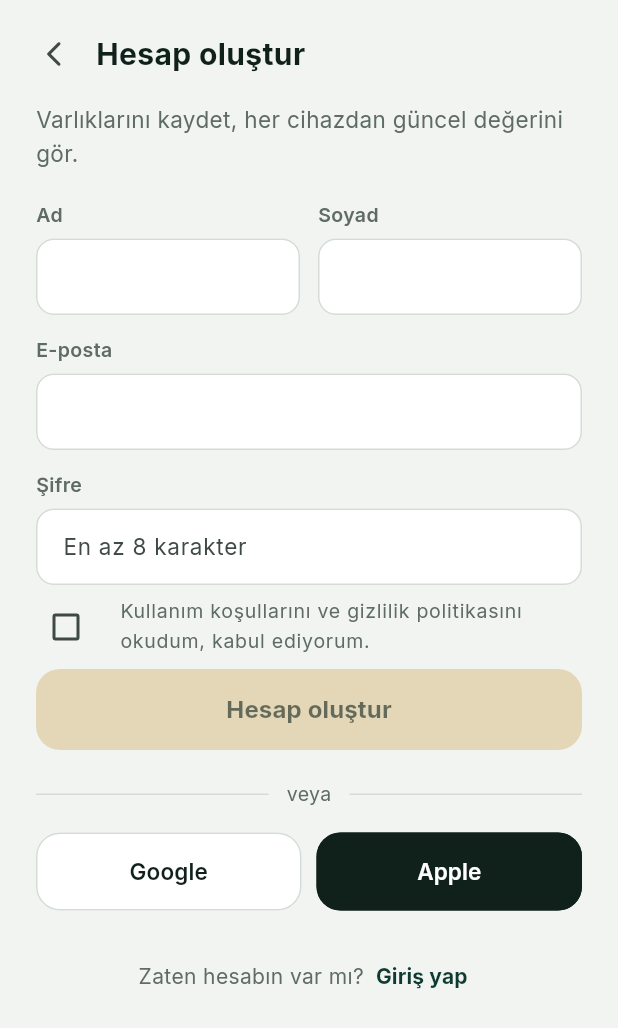
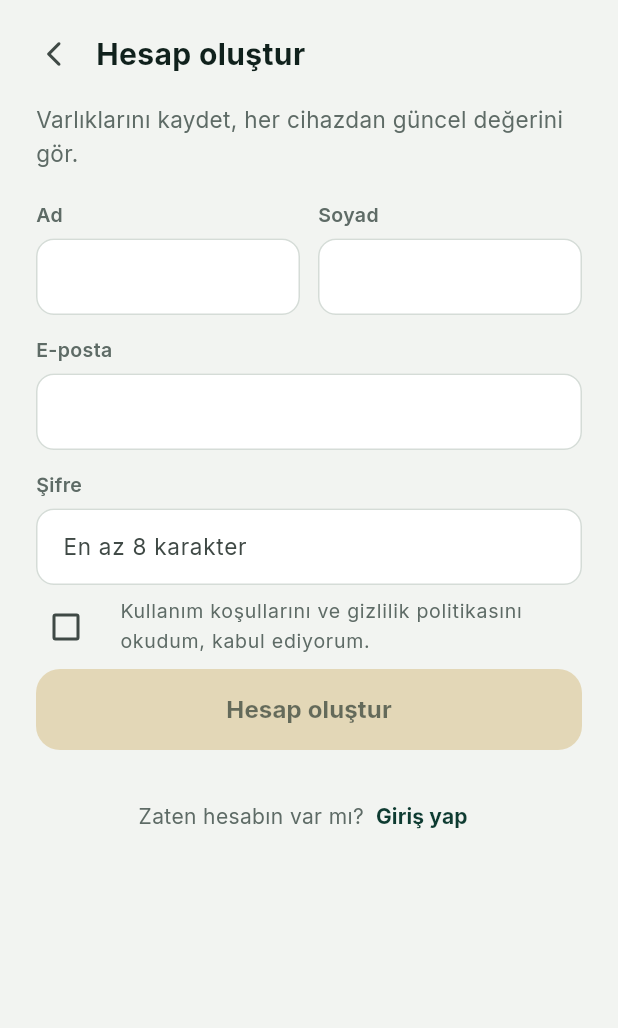
Before and after one commit to ismaildraco1/C-zdan, a Flutter app: the screen it shows after launch, after a tap on "Giriş yap", after a tap on "Kayıt ol", on a phone screen of 412 x 824 dp. Shown: the top 1028 px of the screen. Run offline on Flutter 3.47's test engine with Material 3 defaults, Android fonts, the phone set to English and light mode, and no system bars; our stand-ins replace google_fonts, material_ui, shared_preferences, socket_io_client, supabase_flutter; accounts and stored records are empty.

Commit message:
refactor: Google ve Apple girişini kaldır
Kullanıcı sosyal girişi yapmamaya karar verdi. Düğmeler, "veya" ayırıcısı,
AuthRepository/AuthController yöntemleri ve ilgili testler kaldırıldı.
Giriş yalnızca e-posta/şifre.

Co-Authored-By: Claude Sonnet 5.5 <noreply@anthropic.com>
Claude-Session: https://claude.ai/code/session_01Hwu8iX5pnUkqyg6zb48xNP

```diff
--- a/lib/data/supabase/supabase_auth_repository.dart
+++ b/lib/data/supabase/supabase_auth_repository.dart
@@ -6,7 +6,7 @@ import '../auth_repository.dart';
 import 'error_messages.dart';
 
 /// Supabase Auth ile e-posta/şifre girişi. Ad, soyad ve telefon kullanıcının
-/// `user_metadata` alanında tutulur. Google ve Apple bu sürümde kapalıdır.
+/// `user_metadata` alanında tutulur.
 class SupabaseAuthRepository implements AuthRepository {
   SupabaseAuthRepository(
     this._client, {
@@ -89,17 +89,6 @@ class SupabaseAuthRepository implements AuthRepository {
   }
 
   @override
-  bool get supportsSocialLogin => false;
-
-  @override
-  Future<UserProfile> signInWithGoogle() async =>
-      throw const AuthException('Google ile giriş yakında gelecek.');
-
-  @override
-  Future<UserProfile> signInWithApple() async =>
-      throw const AuthException('Apple ile giriş yakında gelecek.');
-
-  @override
   Future<void> sendPasswordReset(String email) => _guard(
     () => _auth.resetPasswordForEmail(email.trim(), redirectTo: redirectTo),
   );
--- a/lib/state/auth_controller.dart
+++ b/lib/state/auth_controller.dart
@@ -31,9 +31,6 @@ class AuthController extends ChangeNotifier {
   UserProfile? get user => _user;
   String? get error => _error;
   bool get busy => _busy;
-
-  /// Google ve Apple düğmeleri çalışıyor mu?
-  bool get supportsSocialLogin => _repo.supportsSocialLogin;
 
   /// Şifre yenileme bağlantısıyla oturum açıldı; yeni şifre belirlenene kadar
   /// ana ekran açılmaz.
@@ -96,9 +93,6 @@ class AuthController extends ChangeNotifier {
       _end();
     }
   }
-
-  Future<bool> google() => _run(_repo.signInWithGoogle);
-  Future<bool> apple() => _run(_repo.signInWithApple);
 
   Future<bool> sendReset(String email) async {
     _begin();
--- a/lib/ui/auth/giris.dart
+++ b/lib/ui/auth/giris.dart
@@ -121,32 +121,6 @@ class _GirisScreenState extends State<GirisScreen> {
                 label: 'Giriş yap',
                 onPressed: auth.busy ? null : _submit,
               ),
-              const SizedBox(height: 22),
-              const _OrDivider(),
-              const SizedBox(height: 18),
-              SocialButton(
-                label: 'Google ile devam et',
-                onTap: (auth.busy || !auth.supportsSocialLogin)
-                    ? null
-                    : () => auth.google(),
-              ),
-              const SizedBox(height: 10),
-              SocialButton(
-                label: 'Apple ile devam et',
-                dark: true,
-                onTap: (auth.busy || !auth.supportsSocialLogin)
-                    ? null
-                    : () => auth.apple(),
-              ),
-              if (!auth.supportsSocialLogin)
-                const Padding(
-                  padding: EdgeInsets.only(top: 10),
-                  child: Text(
-                    'Google ve Apple ile giriş yakında.',
-                    textAlign: TextAlign.center,
-                    style: TextStyle(fontSize: 13, color: AppColors.muted),
-                  ),
-                ),
               const SizedBox(height: 28),
               Wrap(
                 alignment: WrapAlignment.center,
@@ -169,25 +143,3 @@ class _GirisScreenState extends State<GirisScreen> {
     );
   }
 }
-
-class _OrDivider extends StatelessWidget {
-  const _OrDivider();
-
-  @override
-  Widget build(BuildContext context) {
-    const line = Expanded(child: Divider(color: Color(0xFFD5DCD7), height: 1));
-    return const Row(
-      children: [
-        line,
-        Padding(
-          padding: EdgeInsets.symmetric(horizontal: 12),
-          child: Text(
-            'veya',
-            style: TextStyle(fontSize: 13, color: AppColors.muted),
-          ),
-        ),
-        line,
-      ],
-    );
-  }
-}
--- a/lib/ui/auth/kayit.dart
+++ b/lib/ui/auth/kayit.dart
@@ -59,18 +59,6 @@ class _KayitScreenState extends State<KayitScreen> {
       // Hata değil: hesap açıldı, e-posta doğrulaması bekleniyor.
       auth.clearConfirmation();
       Navigator.of(context).pushNamed('/dogrulama', arguments: pending);
-    } else {
-      setState(() => _authError = auth.error);
-    }
-  }
-
-  Future<void> _social(Future<bool> Function() action) async {
-    final auth = context.read<AuthController>();
-    setState(() => _authError = null);
-    final ok = await action();
-    if (!mounted) return;
-    if (ok) {
-      popToRoot(context);
     } else {
       setState(() => _authError = auth.error);
     }
@@ -186,62 +174,6 @@ class _KayitScreenState extends State<KayitScreen> {
                       onPressed: (_accepted && !auth.busy) ? _submit : null,
                     ),
                     const SizedBox(height: 20),
-                    Row(
-                      children: [
-                        const Expanded(
-                          child: Divider(color: Color(0xFFD5DCD7), height: 1),
-                        ),
-                        const Padding(
-                          padding: EdgeInsets.symmetric(horizontal: 12),
-                          child: Text(
-                            'veya',
-                            style: TextStyle(
-                              fontSize: 13,
-                              color: AppColors.muted,
-                            ),
-                          ),
-                        ),
-                        const Expanded(
-                          child: Divider(color: Color(0xFFD5DCD7), height: 1),
-                        ),
-                      ],
-                    ),
-                    const SizedBox(height: 16),
-                    Row(
-                      children: [
-                        Expanded(
-                          child: SocialButton(
-                            label: 'Google',
-                            onTap: (auth.busy || !auth.supportsSocialLogin)
-                                ? null
-                                : () => _social(auth.google),
-                          ),
-                        ),
-                        const SizedBox(width: 10),
-                        Expanded(
-                          child: SocialButton(
-                            label: 'Apple',
-                            dark: true,
-                            onTap: (auth.busy || !auth.supportsSocialLogin)
-                                ? null
-                                : () => _social(auth.apple),
-                          ),
-                        ),
-                      ],
-                    ),
-                    if (!auth.supportsSocialLogin)
-                      const Padding(
-                        padding: EdgeInsets.only(top: 10),
-                        child: Text(
-                          'Google ve Apple ile giriş yakında.',
-                          textAlign: TextAlign.center,
-                          style: TextStyle(
-                            fontSize: 13,
-                            color: AppColors.muted,
-                          ),
-                        ),
-                      ),
-                    const SizedBox(height: 20),
                     Wrap(
                       alignment: WrapAlignment.center,
                       crossAxisAlignment: WrapCrossAlignment.center,
--- a/lib/ui/widgets/buttons.dart
+++ b/lib/ui/widgets/buttons.dart
@@ -42,46 +42,6 @@ class PrimaryButton extends StatelessWidget {
   }
 }
 
-/// "Google ile devam et" gibi alternatif giriş düğmesi.
-/// Resmi logo ve tasarım kuralları gerçek bağlantı aşamasında uygulanacak.
-class SocialButton extends StatelessWidget {
-  const SocialButton({
-    super.key,
-    required this.label,
-    required this.onTap,
-    this.dark = false,
-  });
-
-  final String label;
-  final VoidCallback? onTap;
-  final bool dark;
-
-  @override
-  Widget build(BuildContext context) {
-    return SizedBox(
-      width: double.infinity,
-      height: 52,
-      child: OutlinedButton(
-        onPressed: onTap,
-        style: OutlinedButton.styleFrom(
-          backgroundColor: dark ? AppColors.ink : AppColors.card,
-          foregroundColor: dark ? Colors.white : AppColors.ink,
-          side: BorderSide(
-            color: dark ? AppColors.ink : const Color(0xFFD5DCD7),
-          ),
-          shape: RoundedRectangleBorder(
-            borderRadius: BorderRadius.circular(16),
-          ),
-        ),
-        child: Text(
-          label,
-          style: const TextStyle(fontSize: 15, fontWeight: FontWeight.w600),
-        ),
-      ),
-    );
-  }
-}
-
 /// Metin bağlantısı. Dokunma alanı en az 44 px yüksekliktedir.
 class TextLink extends StatelessWidget {
   const TextLink({
```
Also changed, not shown: lib/data/auth_repository.dart (+1 -38 lines), 7 other files.
